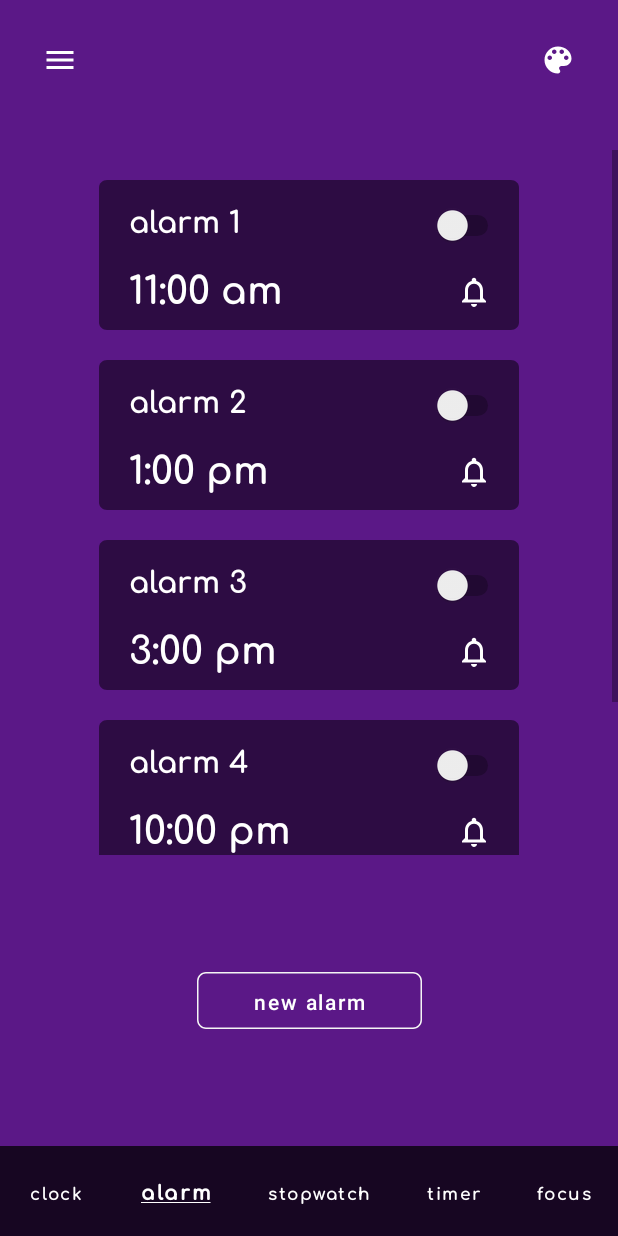
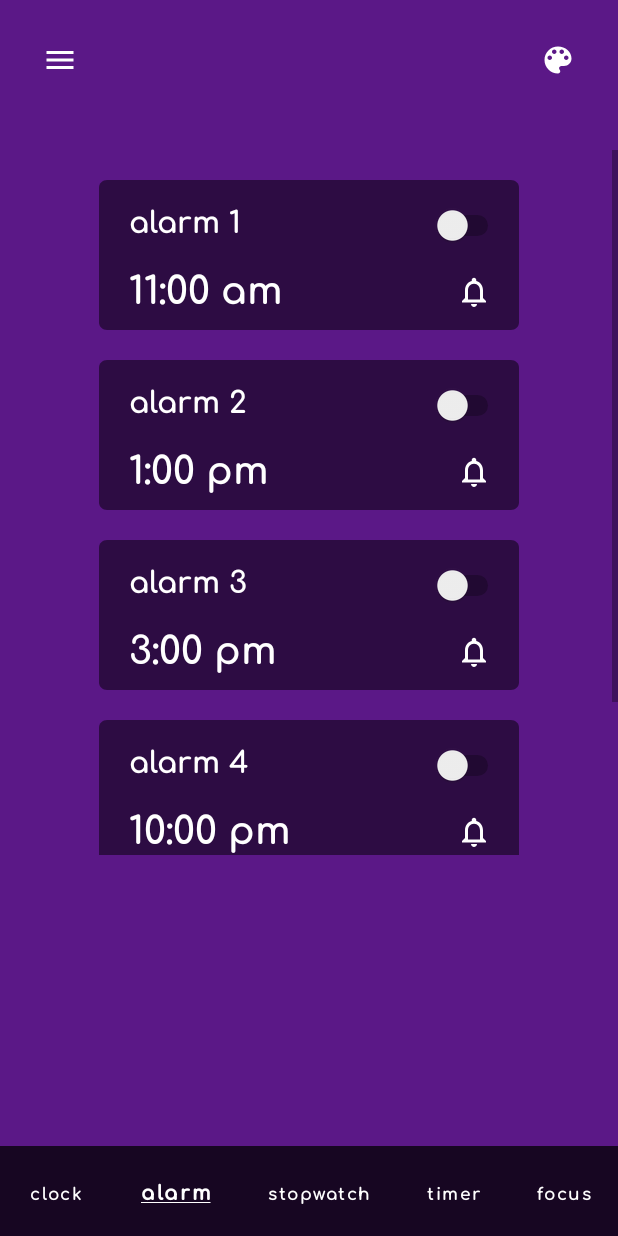
Before and after one commit to RjeEnn/droidsy-droids-clock, an Android app: the AlarmActivity screen opened directly, with no data from a screen before it, on a phone screen of 412 x 824 dp. Run offline under Robolectric (Android 15) with nearby library versions, the phone set to English and light mode, and no system bars.

Commit message:
Added my files

```diff
--- a/app/src/main/java/com/doc/droidysdroidsclock/AlarmActivity.kt
+++ b/app/src/main/java/com/doc/droidysdroidsclock/AlarmActivity.kt
@@ -1,9 +1,17 @@
 package com.doc.droidysdroidsclock
 
+import android.app.AlarmManager
+import android.app.PendingIntent
+import android.content.Context
 import android.content.Intent
+import android.media.Ringtone
+import android.media.RingtoneManager
 import android.os.Bundle
 import android.widget.Button
+import android.widget.Switch
+import android.widget.Toast
 import androidx.appcompat.app.AppCompatActivity
+import androidx.constraintlayout.widget.ConstraintLayout
 
 class AlarmActivity: AppCompatActivity() {
 
@@ -41,8 +49,85 @@ class AlarmActivity: AppCompatActivity() {
         }
 
 
-        val setBtn: Button = findViewById(R.id.new_alm_btn)
-        setBtn.setOnClickListener {
+        val a1: ConstraintLayout = findViewById(R.id.alarm1)
+        a1.setOnClickListener {
+            Intent(this, SetAlarmActivity::class.java).also {
+                startActivity(it)
+            }
+        }
+
+        val a2: ConstraintLayout = findViewById(R.id.alarm2)
+        a2.setOnClickListener {
+            Intent(this, SetAlarmActivity::class.java).also {
+                startActivity(it)
+            }
+        }
+
+        val a3: ConstraintLayout = findViewById(R.id.alarm3)
+        a3.setOnClickListener {
+            Intent(this, SetAlarmActivity::class.java).also {
+                startActivity(it)
+            }
+        }
+
+        val a4: ConstraintLayout = findViewById(R.id.alarm4)
+        a4.setOnClickListener {
+            Intent(this, SetAlarmActivity::class.java).also {
+                startActivity(it)
+            }
+        }
+
+        val a5: ConstraintLayout = findViewById(R.id.alarm5)
+        a5.setOnClickListener {
+            Intent(this, SetAlarmActivity::class.java).also {
+                startActivity(it)
+            }
+        }
+
+        val ringtone: Ringtone = RingtoneManager.getRingtone(applicationContext, RingtoneManager.getDefaultUri(RingtoneManager.TYPE_ALARM))
+
+        val a1Switch: Switch = findViewById(R.id.alarm1_switch)
+        a1Switch.setOnCheckedChangeListener { _, isChecked ->
+            if (isChecked) {
+                ringtone.play()
+                Toast.makeText(this, "Alarm Enabled", Toast.LENGTH_SHORT).show()
+            } else {
+                ringtone.stop()
+                Toast.makeText(this,"Disabled!", Toast.LENGTH_SHORT).show()
+            }
+        }
+
+        val a2Switch: Switch = findViewById(R.id.alarm2_switch)
+        a2Switch.setOnCheckedChangeListener { _, isChecked ->
+            if (isChecked) {
+                //ringtone.start()
+                Toast.makeText(this, "Alarm Enabled", Toast.LENGTH_SHORT).show()
+            } else {
+                //ringtone.stop()
+                Toast.makeText(this,"Disabled!", Toast.LENGTH_SHORT).show()
+            }
+        }
+
+        val a3Switch: Switch = findViewById(R.id.alarm3_switch)
+        a3Switch.setOnCheckedChangeListener { _, isChecked ->
+            if (isChecked) {
+                //ringtone.start()
+                Toast.makeText(this, "Alarm Enabled", Toast.LENGTH_SHORT).show()
+            } else {
+                //ringtone.stop()
+                Toast.makeText(this,"Disabled!", Toast.LENGTH_SHORT).show()
+            }
+        }
+
+        val a4Switch: Switch = findViewById(R.id.alarm4_switch)
+        a4Switch.setOnClickListener {
+            Intent(this, SetAlarmActivity::class.java).also {
+                startActivity(it)
+            }
+        }
+
+        val a5Switch: Switch = findViewById(R.id.alarm5_switch)
+        a5Switch.setOnClickListener {
             Intent(this, SetAlarmActivity::class.java).also {
                 startActivity(it)
             }
--- a/app/src/main/res/layout/activity_alarm.xml
+++ b/app/src/main/res/layout/activity_alarm.xml
@@ -126,6 +126,7 @@
                 android:layout_gravity="center"
                 android:layout_marginTop="20dp"
                 android:background="@drawable/rectangle_1"
+                android:clickable="true"
                 android:elevation="4dp">
 
                 <Switch
@@ -167,6 +168,7 @@
                     android:layout_height="wrap_content"
                     android:layout_marginStart="20dp"
                     android:layout_marginBottom="10dp"
+                    android:editable="true"
                     android:fontFamily="@font/comfortaa_bold"
                     android:text="@string/am11"
                     android:textColor="#FFFFFF"
@@ -182,6 +184,7 @@
                 android:layout_gravity="center"
                 android:layout_marginTop="20dp"
                 android:background="@drawable/rectangle_1"
+                android:clickable="true"
                 android:elevation="4dp">
 
                 <Switch
@@ -223,6 +226,7 @@
                     android:layout_height="wrap_content"
                     android:layout_marginStart="20dp"
                     android:layout_marginBottom="10dp"
+                    android:editable="true"
                     android:fontFamily="@font/comfortaa_bold"
                     android:text="@string/pm1"
                     android:textColor="#FFFFFF"
@@ -238,6 +242,7 @@
                 android:layout_gravity="center"
                 android:layout_marginTop="20dp"
                 android:background="@drawable/rectangle_1"
+                android:clickable="true"
                 android:elevation="4dp">
 
                 <Switch
@@ -279,6 +284,7 @@
                     android:layout_height="wrap_content"
                     android:layout_marginStart="20dp"
                     android:layout_marginBottom="10dp"
+                    android:editable="true"
                     android:fontFamily="@font/comfortaa_bold"
                     android:text="@string/pm3"
                     android:textColor="#FFFFFF"
@@ -294,6 +300,7 @@
                 android:layout_gravity="center"
                 android:layout_marginTop="20dp"
                 android:background="@drawable/rectangle_1"
+                android:clickable="true"
                 android:elevation="4dp">
 
                 <Switch
@@ -335,6 +342,7 @@
                     android:layout_height="wrap_content"
                     android:layout_marginStart="20dp"
                     android:layout_marginBottom="10dp"
+                    android:editable="true"
                     android:fontFamily="@font/comfortaa_bold"
                     android:text="@string/pm10"
                     android:textColor="#FFFFFF"
@@ -350,6 +358,7 @@
                 android:layout_gravity="center"
                 android:layout_marginTop="20dp"
                 android:background="@drawable/rectangle_1"
+                android:clickable="true"
                 android:elevation="4dp">
 
                 <Switch
@@ -391,6 +400,7 @@
                     android:layout_height="wrap_content"
                     android:layout_marginStart="20dp"
                     android:layout_marginBottom="10dp"
+                    android:editable="true"
                     android:fontFamily="@font/comfortaa_bold"
                     android:text="@string/pm11"
                     android:textColor="#FFFFFF"
@@ -403,17 +413,4 @@
         </LinearLayout>
     </ScrollView>
 
-    <Button
-        android:id="@+id/new_alm_btn"
-        android:layout_width="150dp"
-        android:layout_height="38dp"
-        android:background="@drawable/rectangle_2"
-        android:text="@string/new_alm"
-        android:textAllCaps="false"
-        android:theme="@style/btns"
-        app:layout_constraintBottom_toTopOf="@+id/linearLayout"
-        app:layout_constraintEnd_toEndOf="parent"
-        app:layout_constraintStart_toStartOf="parent"
-        app:layout_constraintTop_toBottomOf="@+id/scrollView2" />
-
 </androidx.constraintlayout.widget.ConstraintLayout>
```
Also changed, not shown: app/src/main/java/com/doc/droidysdroidsclock/SetAlarmActivity.kt (+10 -2 lines).
